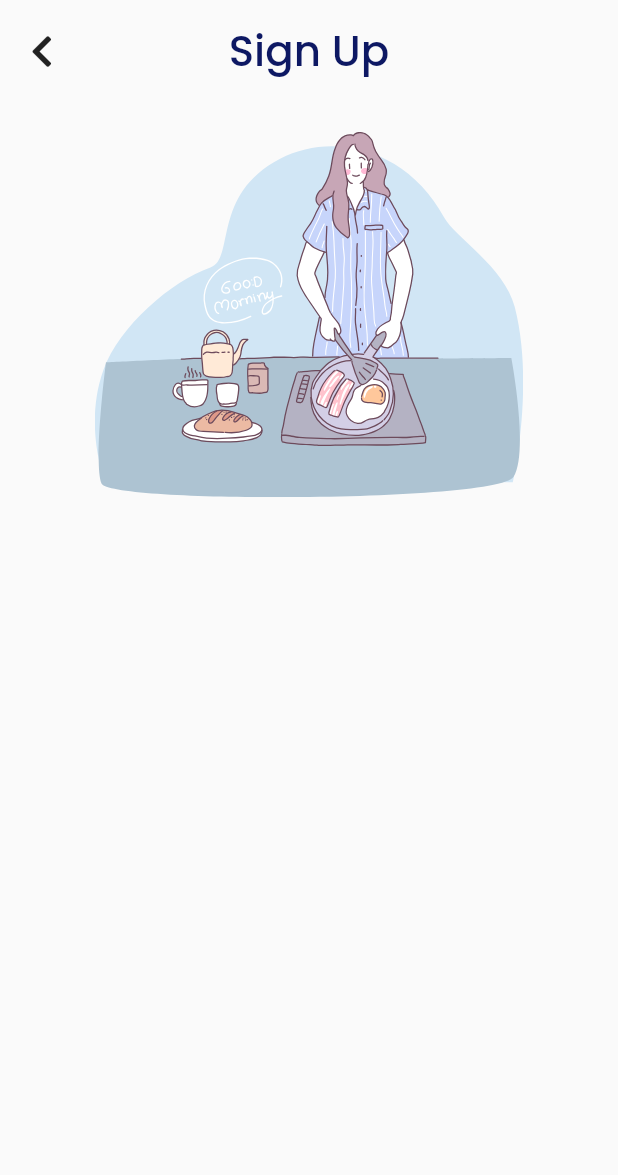
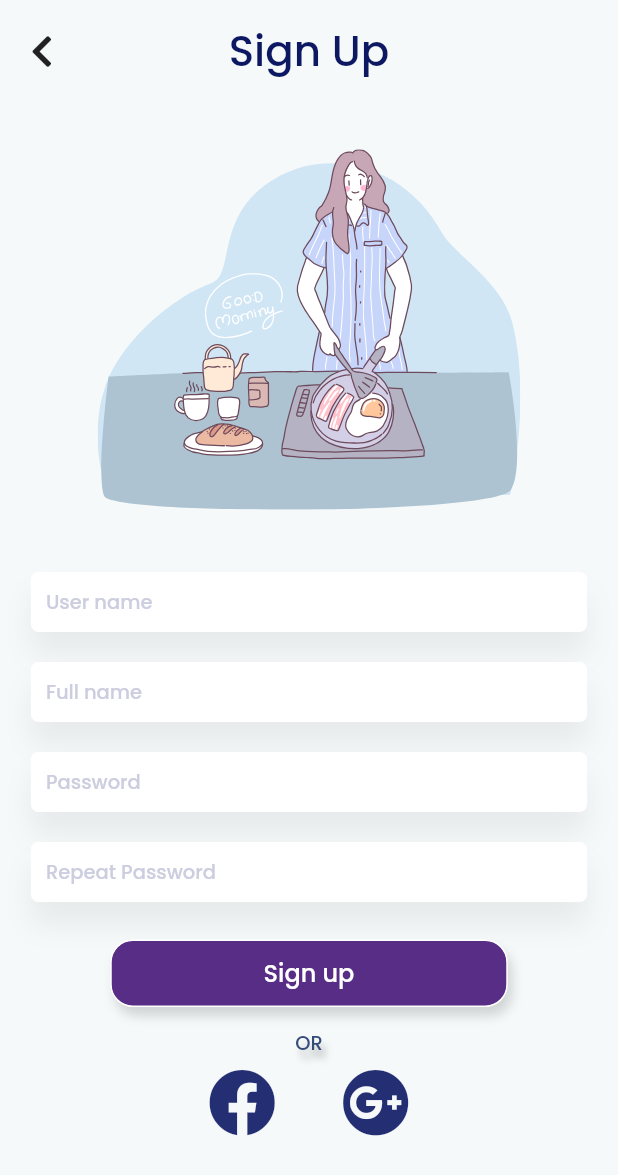
Before and after one commit to LaRoza-dev/Frigo-Frontend, a Flutter app: the SignUpPage screen opened by its route, on a phone screen of 412 x 824 dp. Shown: the top 1175 px of the screen. Run offline on Flutter 3.47's test engine with Material 2 defaults, Android fonts, the phone set to English and light mode, and no system bars; our stand-ins replace flutter_svg, font_awesome_flutter.

Commit message:
sign up page

```diff
--- a/lib/screens/signup_page.dart
+++ b/lib/screens/signup_page.dart
@@ -1,5 +1,7 @@
 import 'package:flutter/material.dart';
 import 'package:fridge/constants.dart';
+import 'package:fridge/components/buttons.dart';
+import 'package:fridge/components/textFields.dart';
 import 'package:flutter_svg/flutter_svg.dart';
 import 'package:font_awesome_flutter/font_awesome_flutter.dart';
 
@@ -8,13 +10,18 @@ class SignUpPage extends StatelessWidget {
 
   @override
   Widget build(BuildContext context) {
+    double height = MediaQuery.of(context).size.height;
+    double width = MediaQuery.of(context).size.width;
     return Scaffold(
+      resizeToAvoidBottomInset: false,
+      backgroundColor: kBackgroundColor,
       body: SafeArea(
         child: Column(
-          crossAxisAlignment: CrossAxisAlignment.stretch,
+          mainAxisAlignment: MainAxisAlignment.spaceEvenly,
+          crossAxisAlignment: CrossAxisAlignment.center,
           children: [
             Padding(
-              padding: const EdgeInsets.all(10),
+              padding: const EdgeInsets.all(10.0),
               child: Row(
                 children: [
                   Expanded(
@@ -29,8 +36,8 @@ class SignUpPage extends StatelessWidget {
                     flex: 9,
                     child: Text(
                       'Sign Up',
+                      style: kHeading1,
                       textAlign: TextAlign.center,
-                      style: kHeading1,
                     ),
                   ),
                   Expanded(
@@ -41,19 +48,68 @@ class SignUpPage extends StatelessWidget {
               ),
             ),
             Expanded(
-              flex: 3,
-              child: Padding(
-                padding: const EdgeInsets.all(20.0),
-                child: SvgPicture.asset(
-                  'asset/images/SignUpPageImage.svg',
-                  alignment: Alignment.center,
-                ),
+              child: SvgPicture.asset(
+                'asset/images/SignUpPageImage.svg',
+                alignment: Alignment.center,
               ),
             ),
-            Expanded(
-              flex: 5,
-              child: SizedBox(),
-            )
+            InsertTextFlied(
+              width: width,
+              text: 'User name',
+            ),
+            InsertTextFlied(
+              width: width,
+              text: 'Full name',
+            ),
+            InsertTextFlied(
+              width: width,
+              text: 'Password',
+            ),
+            InsertTextFlied(
+              width: width,
+              text: 'Repeat Password',
+            ),
+            Padding(
+              padding: const EdgeInsets.all(8.0),
+              child: MainButton(
+                onTap: () {},
+                buttonTitle: 'Sign up',
+                fontColor: kTextColor2,
+              ),
+            ),
+            Text(
+              'OR',
+              style: ktext2.copyWith(
+                shadows: [
+                  Shadow(
+                    offset: Offset(3.0, 6.0),
+                    blurRadius: 6.0,
+                    color: Colors.black.withOpacity(0.25),
+                  ),
+                ],
+              ),
+            ),
+            Container(
+              width: 150,
+              child: Row(
+                mainAxisAlignment: MainAxisAlignment.spaceBetween,
+                children: [
+                  IconButton(
+                    onPressed: () {},
+                    icon: FaIcon(FontAwesomeIcons.facebook),
+                    iconSize: 45,
+                    color: Color.fromRGBO(13, 24, 100, 0.9),
+                  ),
+                  IconButton(
+                    onPressed: () {},
+                    icon: FaIcon(FontAwesomeIcons.googlePlus),
+                    iconSize: 45,
+                    color: Color.fromRGBO(13, 24, 100, 0.9),
+                  ),
+                ],
+              ),
+            ),
+            SizedBox(height: height * 0.07),
           ],
         ),
       ),
```
